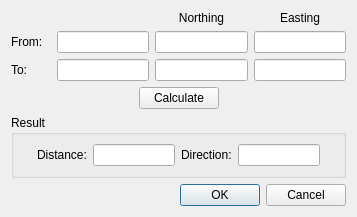
Old version of the form Dialogs/editjoindlg.ui in the repository acraig5075/survey-calcs.
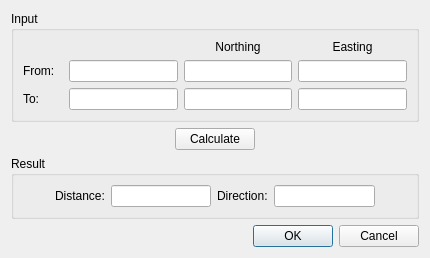
New version of the form.

Commit message: Plan on having all controls within a groupbox to encourage styling. Accordingly changed join dlg.

```diff
--- a/Dialogs/editjoindlg.ui
+++ b/Dialogs/editjoindlg.ui
@@ -6,13 +6,19 @@
    <rect>
     <x>0</x>
     <y>0</y>
-    <width>357</width>
-    <height>206</height>
+    <width>430</width>
+    <height>239</height>
    </rect>
   </property>
   <property name="windowTitle">
    <string>Join Calculation</string>
   </property>
+  <layout class="QVBoxLayout" name="verticalLayout_2">
+   <item>
+    <widget class="QGroupBox" name="groupBox_2">
+     <property name="title">
+      <string>Input</string>
+     </property>
   <layout class="QVBoxLayout" name="verticalLayout">
    <item>
     <layout class="QGridLayout" name="gridLayout">
@@ -85,6 +91,9 @@
       <widget class="QLineEdit" name="toNorthingEdit"/>
      </item>
     </layout>
+      </item>
+     </layout>
+    </widget>
    </item>
    <item>
     <layout class="QHBoxLayout" name="horizontalLayout_3">
```
Lines whose indentation alone changed are shown as unchanged.
